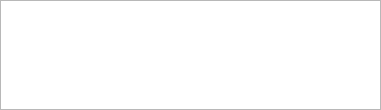
Qt form addons/search/results.ui (KDE/kate) before a commit.
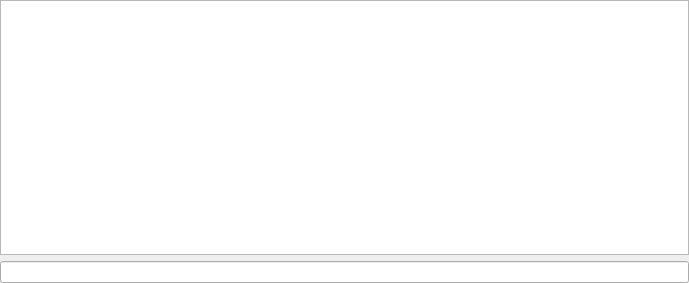
The same form after that commit.

Commit message:
search: Allow filtering search results
Currently you can use search plugin to search for something in your
files/project. Often times there are a lot of results and you need to
filter in on the results. With this change you can filter on the results
quickly.

To do so, click the "Filter" tool button beside the "new tab" button. A
line edit should appear at the bottom of the search results. Results
will get filtered based on whatever you type in there.

Diff of the .ui file:
```diff
--- a/addons/search/results.ui
+++ b/addons/search/results.ui
@@ -6,11 +6,11 @@
    <rect>
     <x>0</x>
     <y>0</y>
-    <width>381</width>
-    <height>110</height>
+    <width>689</width>
+    <height>283</height>
    </rect>
   </property>
-  <layout class="QHBoxLayout" name="horizontalLayout">
+  <layout class="QVBoxLayout" name="verticalLayout">
    <property name="leftMargin">
     <number>0</number>
    </property>
@@ -33,6 +33,9 @@
      </property>
     </widget>
    </item>
+   <item>
+    <widget class="QLineEdit" name="filterLineEdit"/>
+   </item>
   </layout>
  </widget>
  <resources/>
```
The commit also changes 11 other files.
